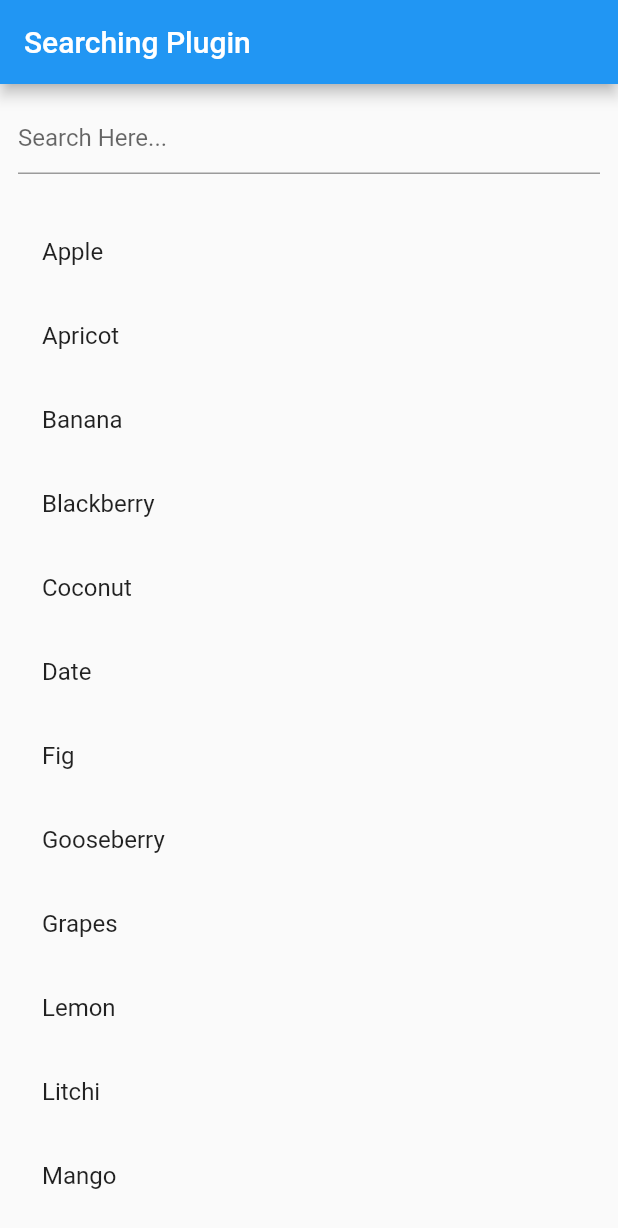
After one commit to alexkkm/flutter, a Flutter app: the screen it shows after launch, after a tap on "Searching", on a phone screen of 412 x 824 dp. The commit adds this screen. Shown: the top 1228 px of the screen. Run offline on Flutter 3.47's test engine with Material 2 defaults, Android fonts, the phone set to English and light mode, and no system bars; our stand-ins replace firebase_auth, firebase_core, flutter_local_notifications, flutter_signin_button, google_sign_in, image_picker and 4 more; missing offline and left inert: app_launcher; accounts and stored records are empty.

Commit message:
added searching plugin into dev main

```diff
--- /dev/null
+++ b/lib/common/searching/dictionary.dart
@@ -0,0 +1,85 @@
+import 'package:flutter/material.dart';
+
+void main() => runApp(DictionaryPlugin());
+
+class DictionaryPlugin extends StatelessWidget {
+  @override
+  Widget build(BuildContext context) {
+    return MaterialApp(
+        title: "Flutter",
+        home: Scaffold(
+            appBar: AppBar(title: Text('Searching Plugin')),
+            body: Center(child: ListSearch())));
+  }
+}
+
+class ListSearch extends StatefulWidget {
+  ListSearchState createState() => ListSearchState();
+}
+
+class ListSearchState extends State<ListSearch> {
+  TextEditingController _textController = TextEditingController();
+
+  static List<String> dictionary = [
+    "Apple",
+    "Apricot",
+    "Banana",
+    "Blackberry",
+    "Coconut",
+    "Date",
+    "Fig",
+    "Gooseberry",
+    "Grapes",
+    "Lemon",
+    "Litchi",
+    "Mango",
+    "Orange",
+    "Papaya",
+    "Peach",
+    "Pineapple",
+    "Pomegranate",
+    "Starfruit"
+  ];
+
+  // Copy Main List into New List.
+  List<String> filteredWordList = List.from(dictionary);
+
+  onItemChanged(String value) {
+    setState(() {
+      filteredWordList = dictionary
+          .where((string) => string.toLowerCase().contains(value.toLowerCase()))
+          .toList();
+    });
+  }
+
+  @override
+  Widget build(BuildContext context) {
+    return Scaffold(
+      body: Column(
+        children: <Widget>[
+          Padding(
+            padding: const EdgeInsets.all(12.0),
+            child: TextField(
+              controller: _textController,
+              decoration: InputDecoration(
+                hintText: 'Search Here...',
+              ),
+              onChanged: onItemChanged,
+            ),
+          ),
+          Expanded(
+            child: ListView(
+              padding: EdgeInsets.all(12.0),
+              children: filteredWordList.map((data) {
+                return ListTile(
+                  title: Text(data),
+                  onTap: () => print(data),
+                );
+              }).toList(),
+            ),
+          )
+        ],
+      ),
+    );
+  }
+}
--- /dev/null
+++ b/lib/common/searching/main.dart
@@ -0,0 +1,85 @@
+import 'package:flutter/material.dart';
+
+void main() => runApp(SearchingPlugin());
+
+class SearchingPlugin extends StatelessWidget {
+  @override
+  Widget build(BuildContext context) {
+    return MaterialApp(
+        title: "Flutter",
+        home: Scaffold(
+            appBar: AppBar(title: Text('Searching Plugin')),
+            body: Center(child: ListSearch())));
+  }
+}
+
+class ListSearch extends StatefulWidget {
+  ListSearchState createState() => ListSearchState();
+}
+
+class ListSearchState extends State<ListSearch> {
+  TextEditingController _textController = TextEditingController();
+
+  static List<String> mainDataList = [
+    "Apple",
+    "Apricot",
+    "Banana",
+    "Blackberry",
+    "Coconut",
+    "Date",
+    "Fig",
+    "Gooseberry",
+    "Grapes",
+    "Lemon",
+    "Litchi",
+    "Mango",
+    "Orange",
+    "Papaya",
+    "Peach",
+    "Pineapple",
+    "Pomegranate",
+    "Starfruit"
+  ];
+
+  // Copy Main List into New List.
+  List<String> newDataList = List.from(mainDataList);
+
+  onItemChanged(String value) {
+    setState(() {
+      newDataList = mainDataList
+          .where((string) => string.toLowerCase().contains(value.toLowerCase()))
+          .toList();
+    });
+  }
+
+  @override
+  Widget build(BuildContext context) {
+    return Scaffold(
+      body: Column(
+        children: <Widget>[
+          Padding(
+            padding: const EdgeInsets.all(12.0),
+            child: TextField(
+              controller: _textController,
+              decoration: InputDecoration(
+                hintText: 'Search Here...',
+              ),
+              onChanged: onItemChanged,
+            ),
+          ),
+          Expanded(
+            child: ListView(
+              padding: EdgeInsets.all(12.0),
+              children: newDataList.map((data) {
+                return ListTile(
+                  title: Text(data),
+                  onTap: () => print(data),
+                );
+              }).toList(),
+            ),
+          )
+        ],
+      ),
+    );
+  }
+}
--- a/lib/main.dart
+++ b/lib/main.dart
@@ -1,4 +1,5 @@
 import 'package:flutter/material.dart';
+import 'package:flutter_learning/common/searching/main.dart';
 import 'package:flutter_learning/google_signin/main.dart';
 import 'package:flutter_learning/authentication/main.dart';
 import 'package:flutter_learning/common/shimmer/main.dart';
@@ -34,12 +35,14 @@ class HomePage extends StatelessWidget {
       child: Column(
         children: <Widget>[
           switchPageButton(context, "Tutorial Documents", TutorialDocument()),
+          switchPageButton(context, "Searching", SearchingPlugin()),
+          switchPageButton(context, "Shimmer", ShimmerPlugin()),
           switchPageButton(
               context, "External App launcher", ExternalAppLauncher()),
           switchPageButton(context, "Local Notification", LocalNotification()),
           switchPageButton(context, "Share Inward", ShareInward()),
           switchPageButton(context, "Share Outward", SimpleShareOutward()),
-          switchPageButton(context, "Shimmer", ShimmerPlugin()),
+
           switchPageButton(context, "Local Storage", LocalStoragePlugin()),
           switchPageButton(context, "ToDo List Plugin", ToDoListPlugin()),
           ElevatedButton(
```
